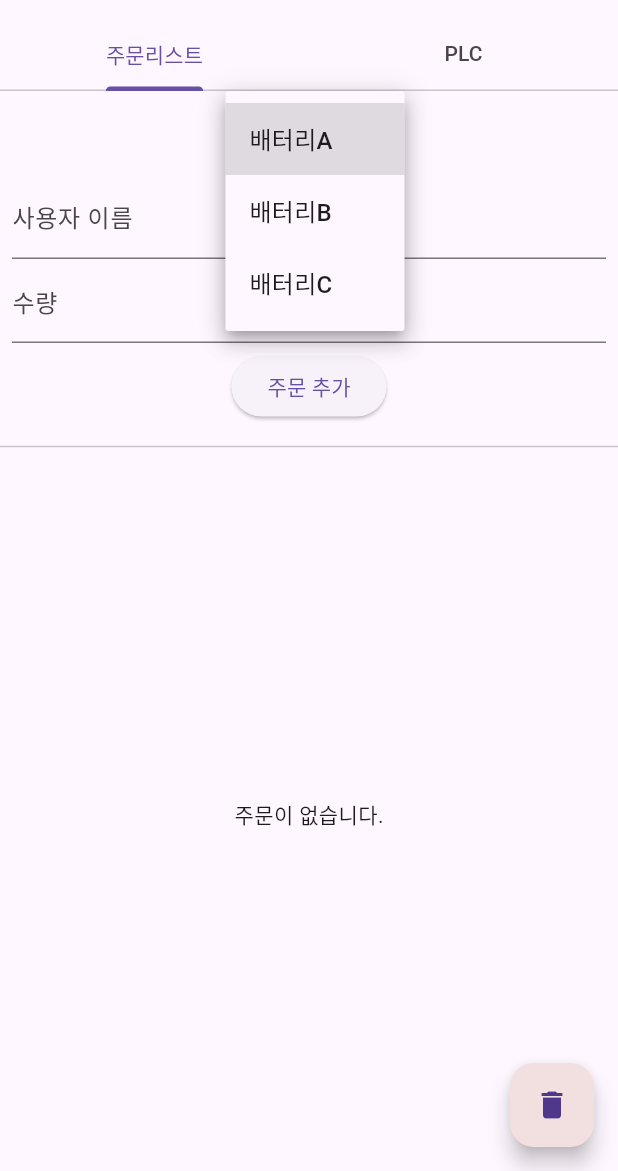
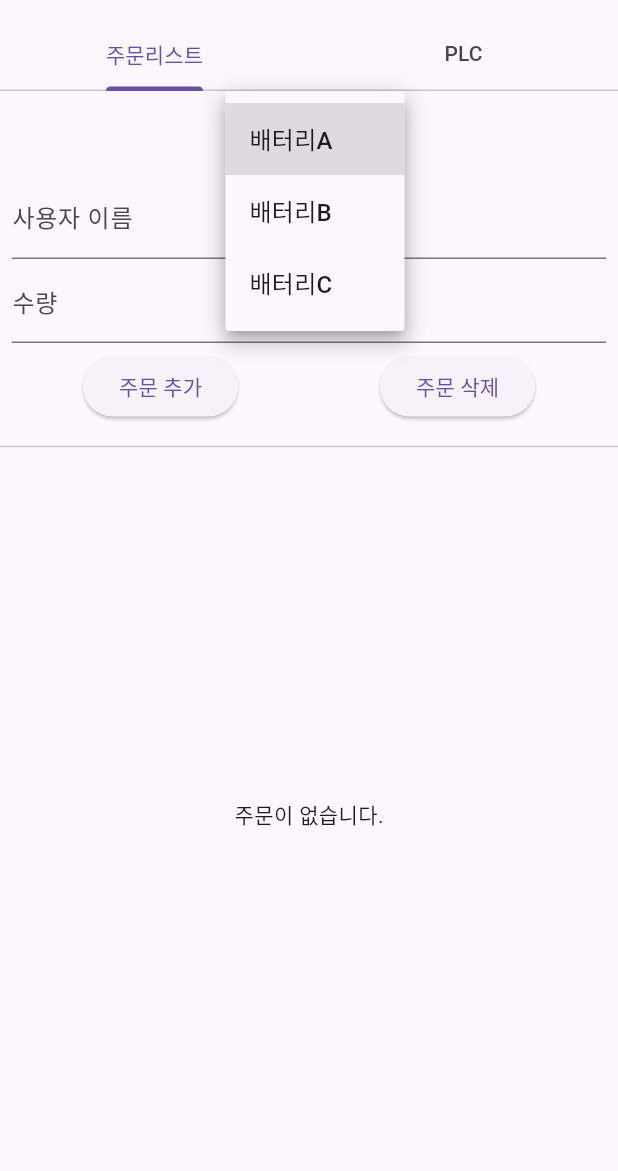
Before and after one commit to HwangOzz/vision_flutter, a Flutter app: the Orderlistpage screen opened directly, after a tap on an icon or button, on a phone screen of 412 x 824 dp, the part 65-1236 px from its top. Run offline on Flutter 3.47's test engine with Material 3 defaults, Android fonts, the phone set to English and light mode, and no system bars; our stand-ins replace cloud_firestore, firebase_core, google_fonts; missing offline and left inert: flutter_mjpeg, mobile_scanner; accounts and stored records are empty.

Commit message:
3.28 마무리

```diff
--- a/lib/screens/orderlistpage.dart
+++ b/lib/screens/orderlistpage.dart
@@ -1,10 +1,11 @@
 import 'package:flutter/material.dart';
 import 'package:cloud_firestore/cloud_firestore.dart';
+import 'package:vision_flutter/messcreens/plcpageview.dart';
 import 'dart:async';
-
 import 'package:vision_flutter/widgets/remainingtime.dart';
 
 class Orderlistpage extends StatefulWidget {
+  const Orderlistpage({super.key});
   @override
   State<Orderlistpage> createState() => _OrderlistpageState();
 }
@@ -104,38 +105,7 @@ class _OrderlistpageState extends State<Orderlistpage> {
           title: Text('MES 시스템'),
           bottom: TabBar(tabs: <Widget>[Tab(text: '주문리스트'), Tab(text: 'PLC')]),
         ),
-        floatingActionButton: FloatingActionButton(
-          onPressed: () async {
-            final confirm = await showDialog<bool>(
-              context: context,
-              builder:
-                  (context) => AlertDialog(
-                    title: Text('전체 주문 삭제'),
-                    content: Text('정말 모든 주문을 삭제할까요?'),
-                    actions: [
-                      TextButton(
-                        child: Text('취소'),
-                        onPressed: () => Navigator.pop(context, false),
-                      ),
-                      TextButton(
-                        child: Text('삭제'),
-                        onPressed: () => Navigator.pop(context, true),
-                      ),
-                    ],
-                  ),
-            );
-            if (confirm == true) {
-              final snapshot = await orders.get();
-              for (final doc in snapshot.docs) {
-                await orders.doc(doc.id).delete();
-              }
-              setState(() {});
-            }
-          },
-          child: Icon(Icons.delete),
-          backgroundColor: const Color.fromARGB(255, 242, 224, 224),
-          tooltip: '전체 주문 삭제',
-        ),
+
         body: TabBarView(
           children: [
             Column(
@@ -171,9 +141,48 @@ class _OrderlistpageState extends State<Orderlistpage> {
                         keyboardType: TextInputType.number,
                       ),
                       SizedBox(height: 5),
-                      ElevatedButton(
-                        onPressed: _addOrder,
-                        child: Text('주문 추가'),
+                      Row(
+                        mainAxisAlignment: MainAxisAlignment.spaceAround,
+                        children: [
+                          ElevatedButton(
+                            onPressed: _addOrder,
+                            child: Text('주문 추가'),
+                          ),
+                          ElevatedButton(
+                            onPressed: () async {
+                              final confirm = await showDialog<bool>(
+                                context: context,
+                                builder:
+                                    (context) => AlertDialog(
+                                      title: Text('전체 주문 삭제'),
+                                      content: Text('정말 모든 주문을 삭제할까요?'),
+                                      actions: [
+                                        TextButton(
+                                          child: Text('취소'),
+                                          onPressed:
+                                              () =>
+                                                  Navigator.pop(context, false),
+                                        ),
+                                        TextButton(
+                                          child: Text('삭제'),
+                                          onPressed:
+                                              () =>
+                                                  Navigator.pop(context, true),
+                                        ),
+                                      ],
+                                    ),
+                              );
+                              if (confirm == true) {
+                                final snapshot = await orders.get();
+                                for (final doc in snapshot.docs) {
+                                  await orders.doc(doc.id).delete();
+                                }
+                                setState(() {});
+                              }
+                            },
+                            child: Text('주문 삭제'),
+                          ),
+                        ],
                       ),
                     ],
                   ),
@@ -264,7 +273,7 @@ class _OrderlistpageState extends State<Orderlistpage> {
                 ),
               ],
             ),
-            Center(child: Text('PLC 화면')), // 두 번째 탭 화면
+            PLCpageview(), // 두 번째 탭 화면
           ],
         ),
       ),
```
Also changed, not shown: lib/messcreens/plcpageview.dart (added, +10 -0 lines).
